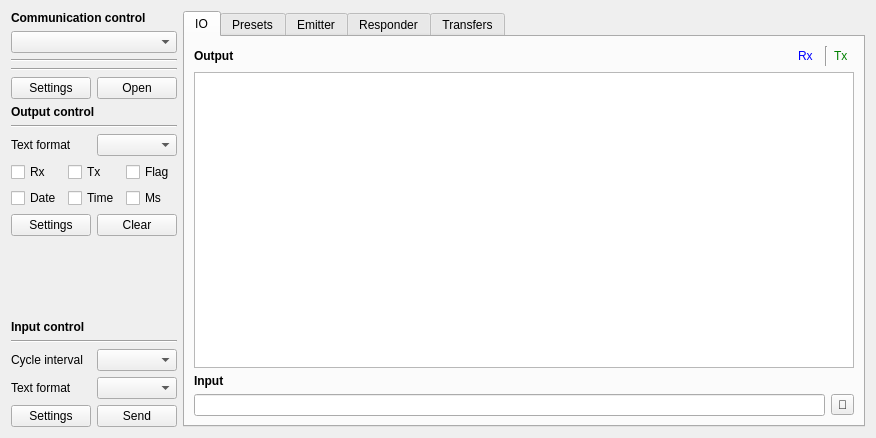
Qt form Source/IOPage/IOPage.ui (x-tools-author/x-tools) before a commit.
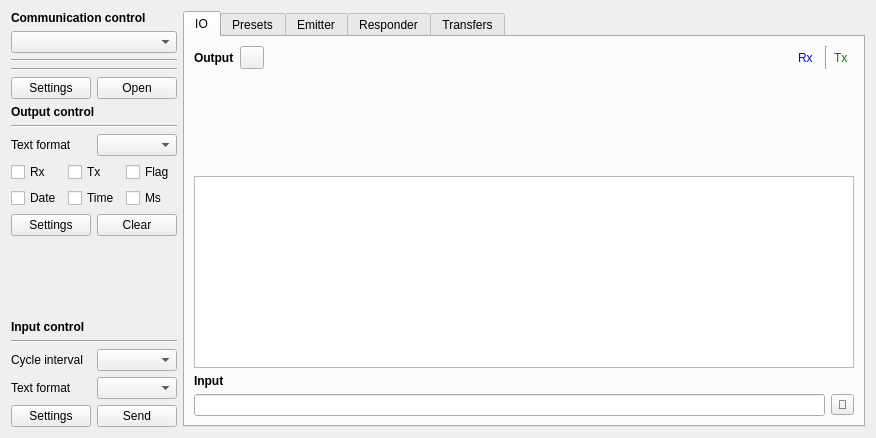
The same form after that commit. Custom widgets are drawn as their Qt base class.

Commit message: chore: add charts module file

The edit to the form file:
```diff
--- a/Source/IOPage/IOPage.ui
+++ b/Source/IOPage/IOPage.ui
@@ -273,6 +273,13 @@
            </property>
           </widget>
          </item>
+         <item>
+          <widget class="QToolButton" name="toolButtonCharts">
+           <property name="text">
+            <string notr="true"/>
+           </property>
+          </widget>
+         </item>
          <item>
           <spacer name="horizontalSpacer">
            <property name="orientation">
@@ -321,6 +328,16 @@
          </item>
         </layout>
        </item>
+       <item>
+        <widget class="QWidget" name="widgetCharts" native="true">
+         <property name="sizePolicy">
+          <sizepolicy hsizetype="Preferred" vsizetype="Expanding">
+           <horstretch>0</horstretch>
+           <verstretch>0</verstretch>
+          </sizepolicy>
+         </property>
+        </widget>
+       </item>
        <item>
         <widget class="QTextBrowser" name="textBrowserOutput"/>
        </item>
```
The commit also changes 6 other files.
